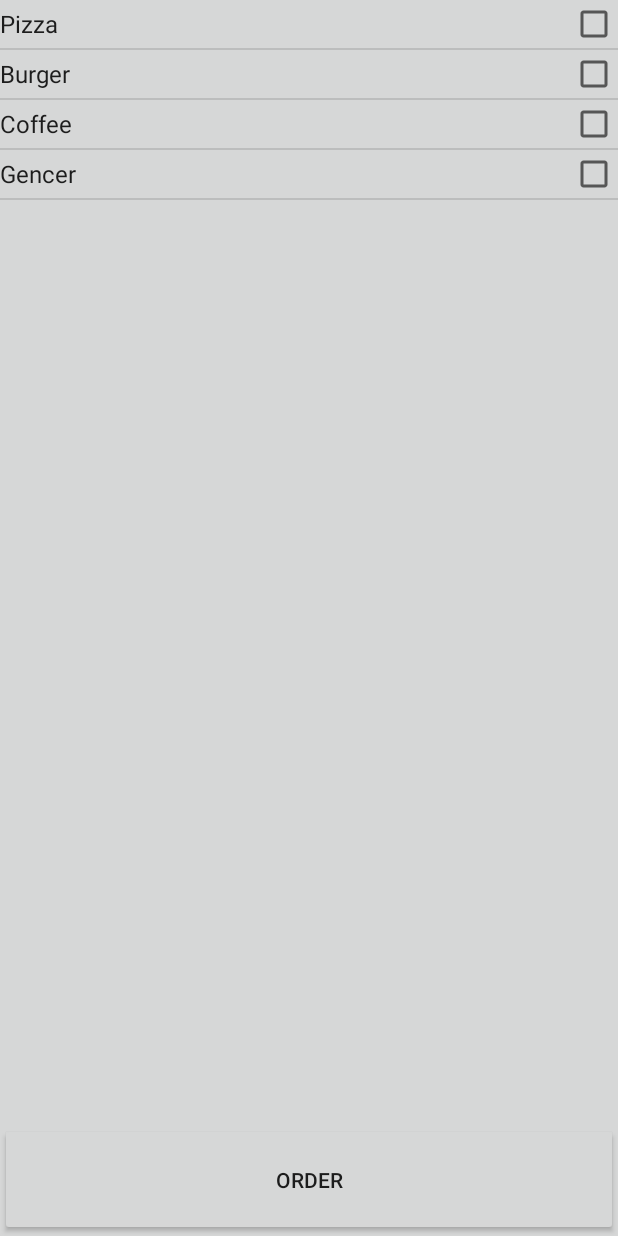
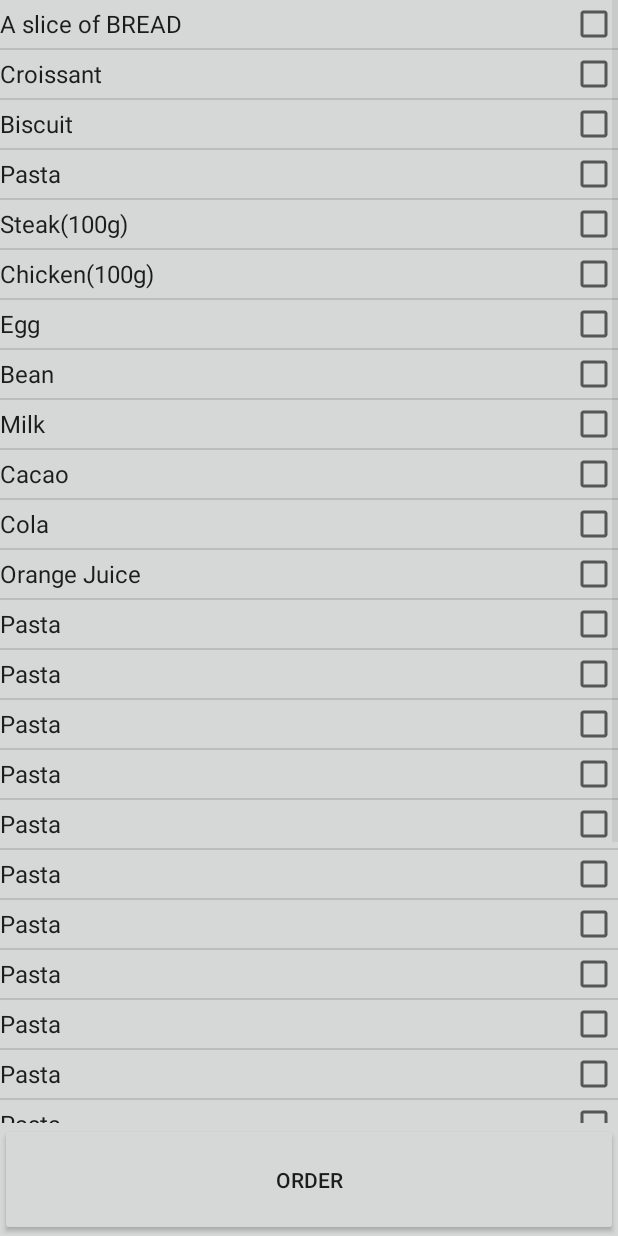
Before and after one commit to korayaydin/CaloriMeter, an Android app: the OrderActivity screen opened directly, with no data from a screen before it, on a phone screen of 412 x 824 dp. Run offline under Robolectric (Android 15) with nearby library versions, the phone set to English and light mode, and no system bars.

Commit message:
- New variables.

```diff
--- a/app/src/main/AndroidManifest.xml
+++ b/app/src/main/AndroidManifest.xml
@@ -26,4 +26,6 @@
         </activity>
     </application>
 
+    <uses-permission android:name="android.permission.INTERNET"></uses-permission>
+
 </manifest>
--- a/app/src/main/java/calorimeter/kraydn/com/calorimeter/Order/OrderActivity.java
+++ b/app/src/main/java/calorimeter/kraydn/com/calorimeter/Order/OrderActivity.java
@@ -2,13 +2,21 @@ package calorimeter.kraydn.com.calorimeter.Order;
 
 import android.app.AlertDialog;
 import android.content.DialogInterface;
+import android.os.AsyncTask;
 import android.os.Bundle;
 import android.app.Activity;
+import android.util.Log;
 import android.util.SparseBooleanArray;
 import android.view.Menu;
 import android.view.View;
 import android.view.View.OnClickListener;
 import android.widget.*;
+
+import org.apache.http.HttpResponse;
+import org.apache.http.client.HttpClient;
+import org.apache.http.client.methods.HttpGet;
+import org.apache.http.client.methods.HttpPost;
+import org.apache.http.impl.client.DefaultHttpClient;
 
 import java.util.ArrayList;
 import java.util.List;
@@ -20,6 +28,26 @@ public class OrderActivity extends Activity {
     Button buttonOrder;
     ListView lvProduct;
     List<OrderItem> listProduct;
+
+    private class UpdateSettings extends AsyncTask<String, Void, HttpResponse>{
+        @Override
+        protected HttpResponse doInBackground(String... params) {
+            HttpResponse response = null;
+            HttpGet httpget = new HttpGet(params[0]);
+
+            try {
+                HttpClient client = new DefaultHttpClient();
+                response = client.execute(httpget);
+
+                ;
+
+            }
+            catch (Exception ex){
+            }
+
+            return response;
+        }
+    }
 
     @Override
     protected void onCreate(Bundle savedInstanceState) {
@@ -74,12 +102,16 @@ public class OrderActivity extends Activity {
                 String result = "";
 
                 int total = 0;
+                String pref = "";
                 for (int i = 0; i < listProduct.size(); i++) {
                     if(listProduct.get(i).isSelected()){
                         result = result.concat(listProduct.get(i).getName() + " " +listProduct.get(i).getValue() +  " CAL\n");
                         total += listProduct.get(i).getValue();
+                        pref += i;
                     }
                 }
+
+                final String finalPref = pref;
                 result = result.concat("\nTotal: " + total + " CAL");
 
                 AlertDialog.Builder builder = new AlertDialog.Builder(OrderActivity.this);
@@ -88,6 +120,9 @@ public class OrderActivity extends Activity {
                     @Override
                     public void onClick(DialogInterface dialog, int which) {
                         dialog.dismiss();
+
+                        UpdateSettings settings = new UpdateSettings();
+                        settings.execute("http://calorimeter.host22.com/?secret=dambil&msg="+finalPref);
                     }
                 });
                 builder.setNegativeButton("Cancel",new DialogInterface.OnClickListener() {
@@ -106,13 +141,42 @@ public class OrderActivity extends Activity {
     }
 
     private void loadOrder(){
-        listProduct.add(new OrderItem(false,"Pizza", 120));
-        listProduct.add(new OrderItem(false,"Burger", 50));
-        listProduct.add(new OrderItem(false,"Coffee", 20));
-        listProduct.add(new OrderItem(false,"Gencer", 0));
+        listProduct.add(new OrderItem(false,"A slice of BREAD", 90));
+        listProduct.add(new OrderItem(false,"Croissant", 200));
+        listProduct.add(new OrderItem(false,"Biscuit", 470));
+        listProduct.add(new OrderItem(false,"Pasta", 85));
+        listProduct.add(new OrderItem(false,"Steak(100g)", 278));
+        listProduct.add(new OrderItem(false,"Chicken(100g)", 132));
+        listProduct.add(new OrderItem(false,"Egg", 158));
+        listProduct.add(new OrderItem(false,"Bean", 340));
+        listProduct.add(new OrderItem(false,"Milk", 61));
+        listProduct.add(new OrderItem(false,"Cacao", 91));
+        listProduct.add(new OrderItem(false,"Cola", 149));
+        listProduct.add(new OrderItem(false,"Orange Juice", 45));
+        listProduct.add(new OrderItem(false,"Pasta", 85));
+        listProduct.add(new OrderItem(false,"Pasta", 85));
+        listProduct.add(new OrderItem(false,"Pasta", 85));
+        listProduct.add(new OrderItem(false,"Pasta", 85));
+        listProduct.add(new OrderItem(false,"Pasta", 85));
+        listProduct.add(new OrderItem(false,"Pasta", 85));
+        listProduct.add(new OrderItem(false,"Pasta", 85));
+        listProduct.add(new OrderItem(false,"Pasta", 85));
+        listProduct.add(new OrderItem(false,"Pasta", 85));
+        listProduct.add(new OrderItem(false,"Pasta", 85));
+        listProduct.add(new OrderItem(false,"Pasta", 85));
+        listProduct.add(new OrderItem(false,"Pasta", 85));
+        listProduct.add(new OrderItem(false,"Pasta", 85));
+        listProduct.add(new OrderItem(false,"Pasta", 85));
+        listProduct.add(new OrderItem(false,"Pasta", 85));
+        listProduct.add(new OrderItem(false,"Pasta", 85));
+        listProduct.add(new OrderItem(false,"Pasta", 85));
+        listProduct.add(new OrderItem(false,"Pasta", 85));
 
         lvProduct.setChoiceMode(ListView.CHOICE_MODE_MULTIPLE);
         lvProduct.setAdapter(new OrderAdapter(OrderActivity.this,listProduct));
+
+        UpdateSettings settings = new UpdateSettings();
+        settings.execute("http://calorimeter.host22.com/?secret=dambil");
      }
 
     @Override
```
